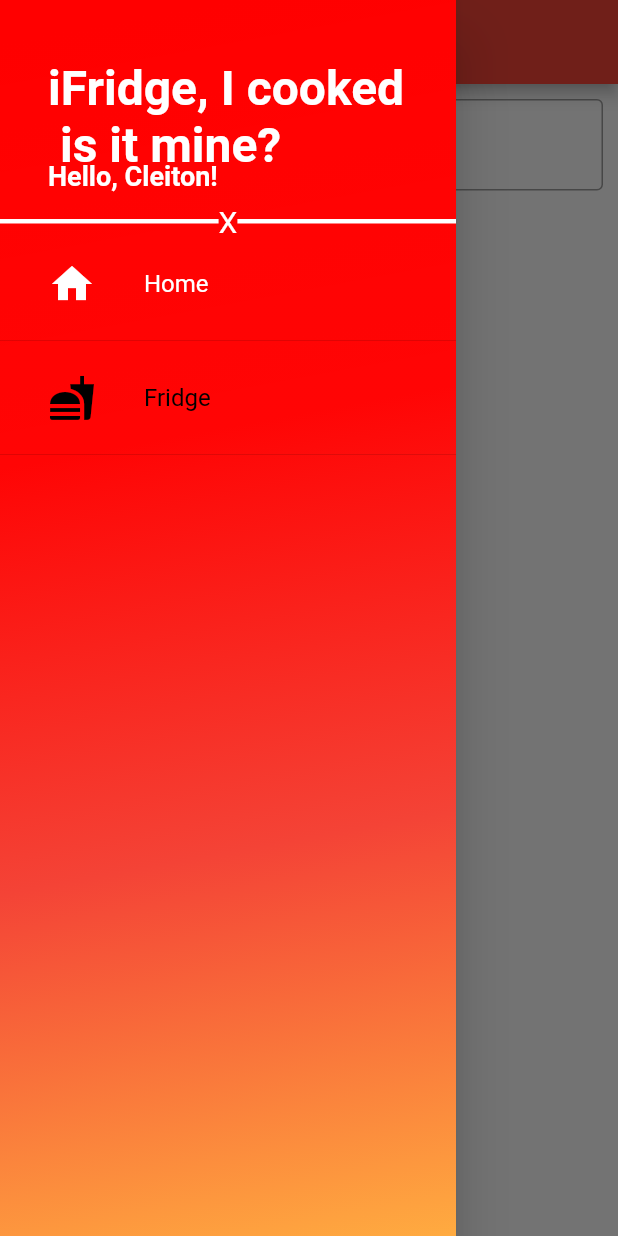
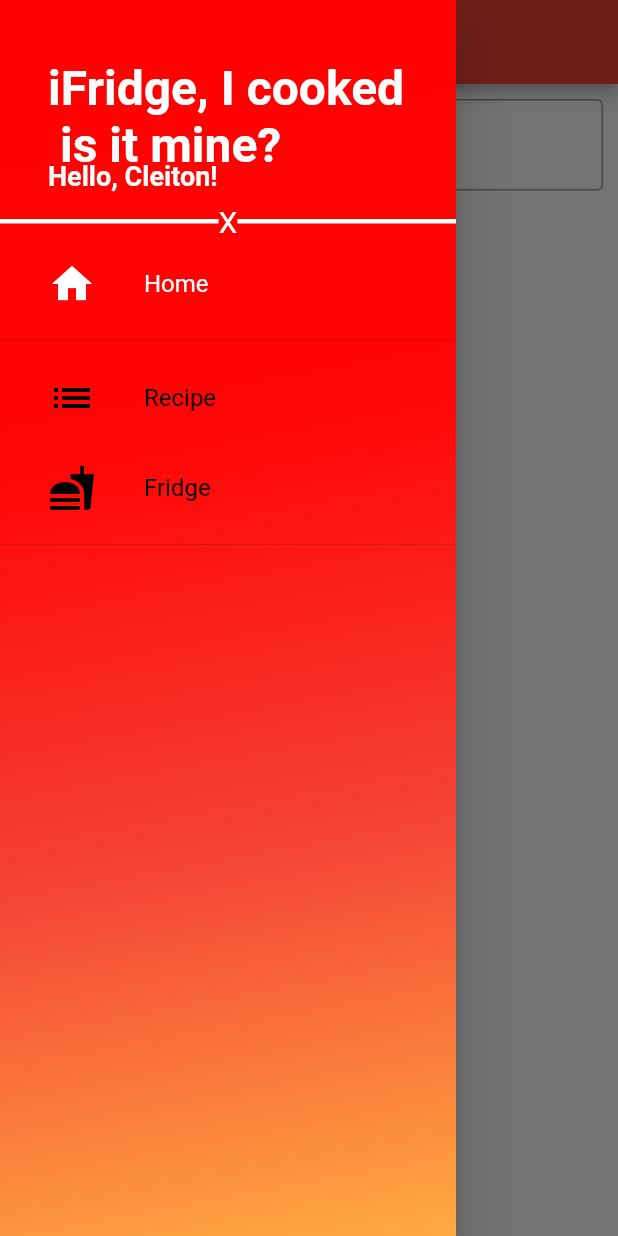
Before and after one commit to felipemelchior/iFridge, a Flutter app: the screen it shows after launch, with the side drawer open, on a phone screen of 412 x 824 dp. Run offline on Flutter 3.47's test engine with Material 2 defaults, Android fonts, the light colour scheme and no system bars; our stand-ins replace flutter_screenutil, share, transparent_image; network calls fail.

Commit message:
recipe screen updated

```diff
--- a/frontend/ifridge/lib/screens/home_screen.dart
+++ b/frontend/ifridge/lib/screens/home_screen.dart
@@ -23,7 +23,7 @@ class HomeScreen extends StatelessWidget {
         ),
         // Scaffold(
         //   appBar: AppBar(
-        //     title: Text("Receitas"),
+        //     title: Text("Recipes"),
         //     centerTitle: true,
         //   ),
         //   drawer: CustomDrawer(_pageController),
--- a/frontend/ifridge/lib/screens/recipe_screen.dart
+++ b/frontend/ifridge/lib/screens/recipe_screen.dart
@@ -2,28 +2,64 @@ import 'package:flutter/material.dart';
 import 'package:ifridge/widgets/generate_list.dart';
 import 'package:ifridge/widgets/generate_text.dart';
 
+class Recipe extends StatefulWidget {
+  final Map _recipeData;
 
-class Recipe extends StatefulWidget {
-  @override
-  _RecipeState createState() => _RecipeState();
+  _RecipeState createState() => _RecipeState(_recipeData);
+
+  Recipe(this._recipeData);
 }
 
 class _RecipeState extends State<Recipe> {
-  List<String> ingredients = ['1x Whole chicken', '1x Flour', '1x Liter of oil'];
-  List<String> steps = ['Bread the chicken gently', 'Throw it up and get the pan with the hot oil', 'Enjoy the chicken'];
-  List<String> icons_ingredients = ['https://i.ytimg.com/vi/Hq2pavmew58/maxresdefault.jpg','https://assets.xtechcommerce.com/uploads/images/medium/73750f362e4bb6daa20ecf0bf427e74a.jpeg','https://s3.portalt5.com.br/imagens/oleos.jpg?mtime=20180212121934'];
-  List<String> icons_steps = ['https://cdn.shopify.com/s/files/1/2131/5111/products/red-mobile-1.jpg?v=1571156791', 'https://cdn.shopify.com/s/files/1/2131/5111/products/red-mobile-1.jpg?v=1571156791', 'https://cdn.shopify.com/s/files/1/2131/5111/products/red-mobile-1.jpg?v=1571156791'];
+  final Map _recipeData;
+
+  _RecipeState(this._recipeData);
+
+  List<String> ingredients = [
+    '1x Whole chicken',
+    '1x Flour',
+    '1x Liter of oil'
+  ];
+  List<String> steps = [
+    'Bread the chicken gently',
+    'Throw it up and get the pan with the hot oil',
+    'Enjoy the chicken'
+  ];
+  List<String> icons_ingredients = [
+    'https://i.ytimg.com/vi/Hq2pavmew58/maxresdefault.jpg',
+    'https://assets.xtechcommerce.com/uploads/images/medium/73750f362e4bb6daa20ecf0bf427e74a.jpeg',
+    'https://s3.portalt5.com.br/imagens/oleos.jpg?mtime=20180212121934'
+  ];
+  List<String> icons_steps = [
+    'https://cdn.shopify.com/s/files/1/2131/5111/products/red-mobile-1.jpg?v=1571156791',
+    'https://cdn.shopify.com/s/files/1/2131/5111/products/red-mobile-1.jpg?v=1571156791',
+    'https://cdn.shopify.com/s/files/1/2131/5111/products/red-mobile-1.jpg?v=1571156791'
+  ];
   String title = 'Fried chicken';
-  String profile = 'https://www.jessicagavin.com/wp-content/uploads/2014/01/buttermilk-fried-chicken-11-1200-150x150.jpg';
+  String profile =
+      'https://www.jessicagavin.com/wp-content/uploads/2014/01/buttermilk-fried-chicken-11-1200-150x150.jpg';
+
+  void _prepareList() {
+    //  for ingredient in this._recipeData[]
+    this.profile = this._recipeData["image"];
+    this.title = this._recipeData["title"];
+    print('AAAAAAAAA');
+
+    // for(var i in this._recipeData["missedIngredients"]){
+    //   print(i);
+    //   // this.ingredients.add(i["original"].toString());
+    // }
+  }
 
   @override
   Widget build(BuildContext context) {
+    // print("AAAAAA");
+    // print(this._recipeData);
+    _prepareList();
     return MaterialApp(
         theme: ThemeData(primarySwatch: Colors.red),
-        home:
-          Scaffold(
-            body:
-              SingleChildScrollView(
+        home: Scaffold(
+            body: SingleChildScrollView(
           child: new Column(children: [
             new GenerateText(title, 22),
             new ClipRRect(
@@ -39,8 +75,6 @@ class _RecipeState extends State<Recipe> {
             new GenerateText('Method of preparation', 18),
             new GenerateList(steps, icons_steps),
           ]),
-            )
-          )
-        );
+        )));
   }
 }
--- a/frontend/ifridge/lib/tabs/fridge_tab.dart
+++ b/frontend/ifridge/lib/tabs/fridge_tab.dart
@@ -2,15 +2,19 @@ import 'package:flutter/material.dart';
 import 'package:ifridge/widgets/generate_list.dart';
 
 class Fridge extends StatefulWidget {
-  @override
+  // AsyncSnapshot snapshot = null;
+
   _FridgeState createState() => _FridgeState();
+  // Fridge(AsyncSnapshot snapshot){
+  //   this.snapshot = snapshot;
+  // }
 }
+
 
 class _FridgeState extends State<Fridge> {
   List<String> ingredients = ['1x Whole chicken','1x Flour','1x Liter of oil',];
   List<String> icons_ingredients = ['https://i.ytimg.com/vi/Hq2pavmew58/maxresdefault.jpg','https://assets.xtechcommerce.com/uploads/images/medium/73750f362e4bb6daa20ecf0bf427e74a.jpeg','https://s3.portalt5.com.br/imagens/oleos.jpg?mtime=20180212121934',];
 
-  @override
   Widget build(BuildContext context) {
     return MaterialApp(
         theme: ThemeData(primarySwatch: Colors.red),
--- a/frontend/ifridge/lib/widgets/custom_drawer.dart
+++ b/frontend/ifridge/lib/widgets/custom_drawer.dart
@@ -91,8 +91,8 @@ class CustomDrawer extends StatelessWidget {
               ),
               DrawerTile(Icons.home, "Home", pageController, 0),
               Divider(),
-              // DrawerTile(Icons.list, "Recipe", pageController, 1),
-              DrawerTile(Icons.fastfood, "Fridge", pageController, 1),
+              DrawerTile(Icons.list, "Recipe", pageController, 1),
+              DrawerTile(Icons.fastfood, "Fridge", pageController, 2),
               Divider()
             ],
           ),
--- a/frontend/ifridge/lib/widgets/generate_list.dart
+++ b/frontend/ifridge/lib/widgets/generate_list.dart
@@ -7,7 +7,7 @@ class GenerateList extends StatelessWidget {
   GenerateList(this.ingredients, this.icons);
 
   @override
-  Widget build(BuildContext context) {
+  Widget build(BuildContext contex) {
     return ListView.builder(
       physics: NeverScrollableScrollPhysics(),
       shrinkWrap: true,
```
Also changed, not shown: frontend/ifridge/lib/tabs/home_tab.dart (+12 -10 lines). Lines whose indentation alone changed are shown as unchanged.
